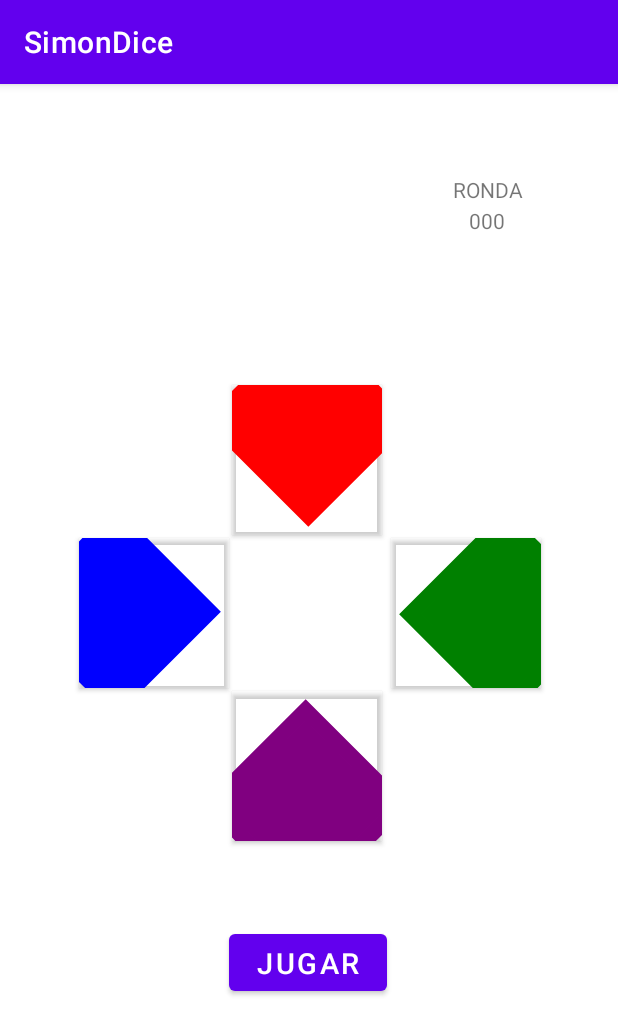
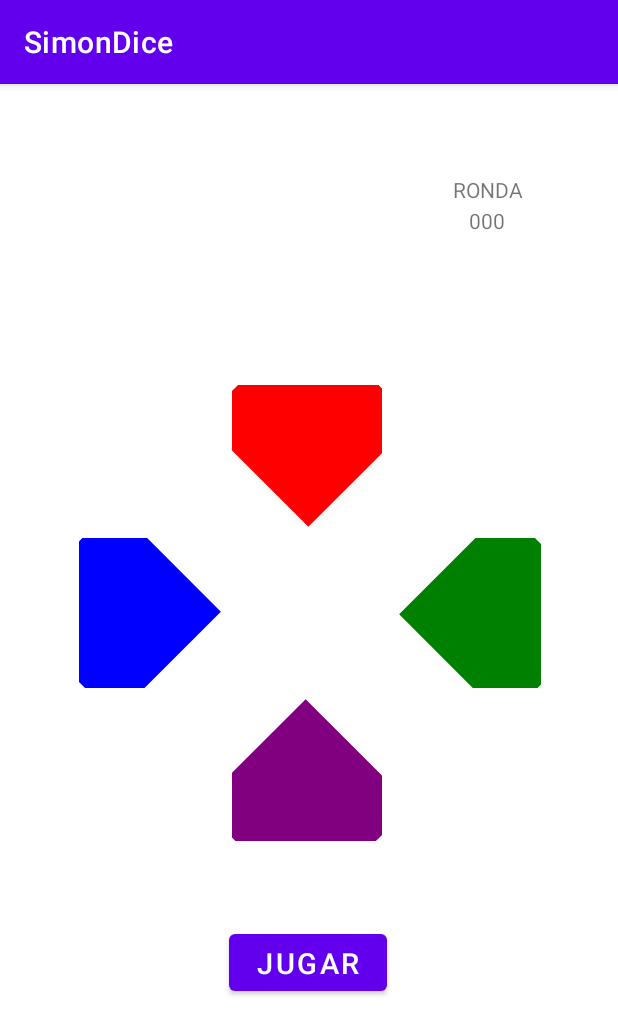
Before and after one commit to DiegoFrancoPortela/SimonDice, an Android app: the screen it shows after launch (MainActivity), on a phone screen of 412 x 824 dp. Shown: the top 1035 px of the screen. Run offline under Robolectric (Android 15) with nearby library versions, the light colour scheme and no system bars.

Commit message:
Bordes botones eliminados.

```diff
--- a/app/src/main/res/layout/activity_main.xml
+++ b/app/src/main/res/layout/activity_main.xml
@@ -71,7 +71,8 @@
         android:rotation="180"
         app:layout_constraintEnd_toStartOf="@+id/guideline3"
         app:layout_constraintStart_toStartOf="@+id/guideline2"
-        app:layout_constraintTop_toBottomOf="@+id/view" />
+        app:layout_constraintTop_toBottomOf="@+id/view"
+        style="?android:attr/borderlessButtonStyle" />
 
     <Button
         android:id="@+id/botonIzquierda"
@@ -83,7 +84,8 @@
         android:rotation="90"
         app:layout_constraintBottom_toTopOf="@+id/botonInferior"
         app:layout_constraintStart_toStartOf="@+id/guideline2"
-        app:layout_constraintTop_toBottomOf="@+id/botonSuperior" />
+        app:layout_constraintTop_toBottomOf="@+id/botonSuperior"
+        style="?android:attr/borderlessButtonStyle" />
 
     <Button
         android:id="@+id/botonDerecha"
@@ -95,7 +97,8 @@
         android:rotation="270"
         app:layout_constraintBottom_toTopOf="@+id/botonInferior"
         app:layout_constraintStart_toEndOf="@+id/botonIzquierda"
-        app:layout_constraintTop_toBottomOf="@+id/botonSuperior" />
+        app:layout_constraintTop_toBottomOf="@+id/botonSuperior"
+        style="?android:attr/borderlessButtonStyle" />
 
     <Button
         android:id="@+id/botonInferior"
@@ -107,7 +110,8 @@
         app:layout_constraintEnd_toEndOf="@+id/botonSuperior"
         app:layout_constraintHorizontal_bias="0.0"
         app:layout_constraintStart_toStartOf="@+id/botonSuperior"
-        app:layout_constraintTop_toBottomOf="@+id/botonSuperior" />
+        app:layout_constraintTop_toBottomOf="@+id/botonSuperior"
+        style="?android:attr/borderlessButtonStyle" />
 
     <Button
         android:id="@+id/botonJugar"
```
